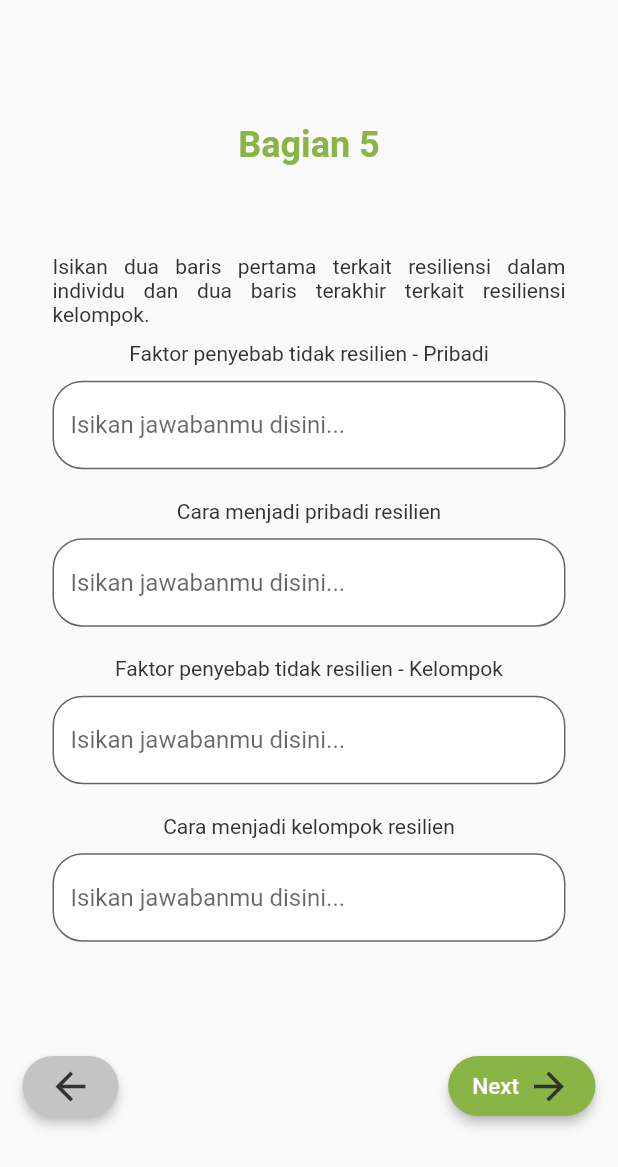
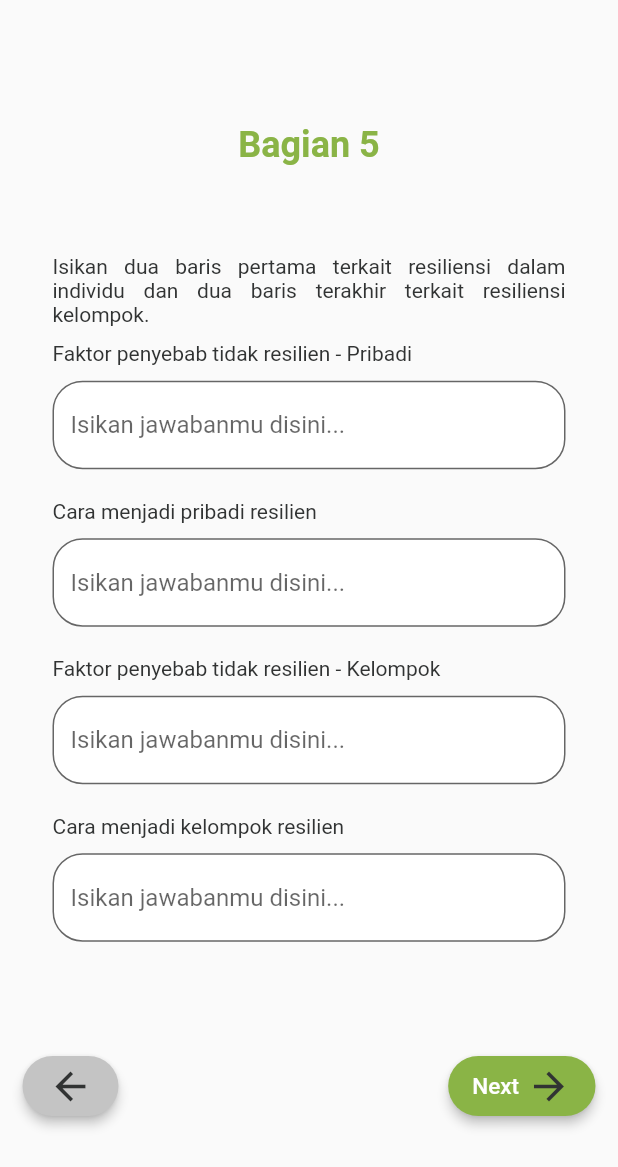
Before and after one commit to Azhardhiaulhaq/LKM-ITB-2021, a Flutter app: the Modul4Page15 screen opened directly, on a phone screen of 412 x 824 dp. Shown: the top 1167 px of the screen. Run offline on Flutter 3.47's test engine with Material 2 defaults, Android fonts, the phone set to English and light mode, and no system bars; our stand-ins replace another_flushbar, bloc, cached_network_image, cloud_firestore, email_validator, equatable and 13 more; accounts and stored records are empty; project files that could hold a hidden picture were left out.

Commit message:
fix module 4 for mentee

```diff
--- a/lkm_itb/lib/constants/components/loading_progress.dart
+++ b/lkm_itb/lib/constants/components/loading_progress.dart
@@ -1,4 +1,5 @@
 import 'package:flutter/material.dart';
+import 'package:google_fonts/google_fonts.dart';
 import 'package:lkm_itb/constants/const_colors.dart';
 
 class LoadingProgress extends StatelessWidget {
@@ -11,10 +12,23 @@ class LoadingProgress extends StatelessWidget {
     return isLoading
         ? Center(
             child: Container(
-                height: 100,
-                width: 100,
-                child: CircularProgressIndicator(
-                  color: ConstColor.darkGreen,
+                height: 150,
+                width: 150,
+                color: ConstColor.whiteBackground,
+                child: Column(
+                  crossAxisAlignment: CrossAxisAlignment.center,
+                  mainAxisAlignment: MainAxisAlignment.center,
+                  children: [
+                    CircularProgressIndicator(
+                      backgroundColor: ConstColor.lightGrey,
+                      color: ConstColor.darkGreen,
+
+                    ),
+                    SizedBox(height: 30,),
+                    Text('Mohon Menunggu...',
+                        style: GoogleFonts.roboto(
+                            fontSize: 14, color: ConstColor.darkGreen), textAlign: TextAlign.center,)
+                  ],
                 )),
           )
         : Container();
--- a/lkm_itb/lib/constants/components/module_answer_field.dart
+++ b/lkm_itb/lib/constants/components/module_answer_field.dart
@@ -15,11 +15,11 @@ class ModuleAnswerField extends StatelessWidget {
     return Column(
       crossAxisAlignment: CrossAxisAlignment.center,
       children: [
-        Text(
+        Container(alignment: Alignment.centerLeft, child : Text(
           title,
-          textAlign: TextAlign.justify,
+          textAlign: TextAlign.start,
           style: GoogleFonts.roboto(fontSize: 14, color: ConstColor.blackText),
-        ),
+        )),
         SizedBox(height: 10),
         TextField(
             controller: textController,
--- a/lkm_itb/lib/modules/4/module_4_page_10.dart
+++ b/lkm_itb/lib/modules/4/module_4_page_10.dart
@@ -172,6 +172,7 @@ class _Modul4Page10State extends State<Modul4Page10> {
           ),
           new ModuleAnswerField(
               title: 'Sebelum pandemi:', textController: answerController[0]),
+          SizedBox(height: 20,),
           new ModuleAnswerField(
               title: 'Masa pandemi:', textController: answerController[1]),
           menteeID != null
@@ -244,7 +245,7 @@ class _Modul4Page10State extends State<Modul4Page10> {
       crossAxisAlignment: CrossAxisAlignment.center,
       children: [
         Image.asset(
-          'assets/images/modul_4_10_1.png',
+          'assets/images/modul_4_10_1.jpg',
           fit: BoxFit.fitWidth,
         ),
         SizedBox(
@@ -259,7 +260,7 @@ class _Modul4Page10State extends State<Modul4Page10> {
           height: 10,
         ),
         Image.asset(
-          'assets/images/modul_4_10_2.png',
+          'assets/images/modul_4_10_2.jpg',
           fit: BoxFit.fitWidth,
         ),
         SizedBox(
--- a/lkm_itb/lib/modules/4/module_4_page_11.dart
+++ b/lkm_itb/lib/modules/4/module_4_page_11.dart
@@ -174,7 +174,7 @@ class _Modul4Page11State extends State<Modul4Page11> {
             textAlign: TextAlign.center,
           ),
           SizedBox(
-            height: 15,
+            height: 30,
           ),
           Text(
             'Untuk lebih mengerti bagaimana cara mulai menerapkan adaptif pada diri sendiri, sesi ini ada beberapa checkboxes yang berisi tentang beberapa hal yang akan memudahkan kita dalam meningkatkan adaptif kita.',
--- a/lkm_itb/lib/modules/4/module_4_page_13.dart
+++ b/lkm_itb/lib/modules/4/module_4_page_13.dart
@@ -48,6 +48,7 @@ class _Modul4Page13State extends State<Modul4Page13> {
 
   _forMentor() {
     return Container(
+      alignment: Alignment.center,
       margin: EdgeInsets.symmetric(horizontal: 10, vertical: 5),
       child: Column(
         crossAxisAlignment: CrossAxisAlignment.center,
@@ -64,7 +65,7 @@ class _Modul4Page13State extends State<Modul4Page13> {
             textAlign: TextAlign.justify,
           ),
           SizedBox(
-            height: 25,
+            height: 40,
           ),
           Text(
             'Coba pancing mentee untuk menjawab tanpa menyebutkan resiliensi. Pancing mentee sampai muncul jawaban yang benar yaitu “Resiliensi”.',
--- a/lkm_itb/lib/modules/4/module_4_page_14.dart
+++ b/lkm_itb/lib/modules/4/module_4_page_14.dart
@@ -146,7 +146,7 @@ class _Modul4Page14State extends State<Modul4Page14> {
                                       ? 'Setelah menonton video, ajak Mentee untuk mendiskusikan terkait arti resiliensi. Tanyakan juga, pernah ga sih mereka melakukan hal terkait resilien ini?'
                                       : 'Bagaimana pendapatmu tentang hal tersebut? Yuk diskusi dengan Mentor dan kelompokmu!',
                                   style: GoogleFonts.roboto(
-                                    fontSize: 20,
+                                    fontSize: 14,
                                     color: ConstColor.blackText,
                                     fontWeight: FontWeight.w400,
                                   ),
--- a/lkm_itb/lib/modules/4/module_4_page_15.dart
+++ b/lkm_itb/lib/modules/4/module_4_page_15.dart
@@ -171,7 +171,7 @@ class _Modul4Page15State extends State<Modul4Page15> {
             ),
             textAlign: TextAlign.justify,
           ),
-          SizedBox(height: 15,),
+          SizedBox(height: 30,),
           Text(
             'Nah setelah selesai melihat video dan diskusi, yuk isikan beberapa faktor penyebab dan cara menjadi pribadi dan kelompok yang resilien dengan mengisikan pada kolom yg tertera!',
             style: GoogleFonts.roboto(
--- a/lkm_itb/lib/modules/4/module_4_page_17.dart
+++ b/lkm_itb/lib/modules/4/module_4_page_17.dart
@@ -86,6 +86,7 @@ class _Modul4Page17State extends State<Modul4Page17> {
         crossAxisAlignment: CrossAxisAlignment.center,
         mainAxisAlignment: MainAxisAlignment.center,
         children: [
+          SizedBox(height: SizeConfig.screenHeight*0.2,),
           Text(
             'Warna kuning dan Integritas emang nyambung?',
             style: GoogleFonts.roboto(
--- a/lkm_itb/lib/modules/4/module_4_page_18.dart
+++ b/lkm_itb/lib/modules/4/module_4_page_18.dart
@@ -21,7 +21,7 @@ class Modul4Page18 extends StatefulWidget {
   final String role;
   static const routeName = '/module/4/page/18';
   int module = 4;
-  int page = 3;
+  int page = 18;
   String? menteeID;
 
   @override
@@ -186,10 +186,11 @@ class _Modul4Page18State extends State<Modul4Page18> {
           new ModuleAnswerField(
               title: 'Tuliskan hal yang bisa kalian ambil dari video di atas!',
               textController: answerController[0]),
+          SizedBox(height: 20,),
           new ModuleAnswerField(
               title:
                   'Tuliskan cita-cita yang akan kalian lakukan setiap saat tanpa kurang dengan penuh integritas untuk membangun organisasi kalian.',
-              textController: answerController[0]),
+              textController: answerController[1]),
           menteeID != null
               ? new ModuleGradeField(textController: gradeController[0])
               : Container(),
--- a/lkm_itb/lib/modules/4/module_4_page_3.dart
+++ b/lkm_itb/lib/modules/4/module_4_page_3.dart
@@ -212,7 +212,7 @@ class _Modul4Page3State extends State<Modul4Page3> {
               color: ConstColor.blackText,
               fontWeight: FontWeight.w400,
             ),
-            textAlign: TextAlign.center,
+            textAlign: TextAlign.justify,
           ),
           SizedBox(
             height: 20,
--- a/lkm_itb/lib/modules/4/module_4_page_7.dart
+++ b/lkm_itb/lib/modules/4/module_4_page_7.dart
@@ -56,7 +56,7 @@ class _Modul4Page7State extends State<Modul4Page7> {
             textAlign: TextAlign.center,
           ),
           SizedBox(
-            height: 20,
+            height: 40,
           ),
           _image(),
           SizedBox(
@@ -145,7 +145,7 @@ class _Modul4Page7State extends State<Modul4Page7> {
 
   _image() {
     return Image.asset(
-      'assets/images/modul_4_7.png',
+      'assets/images/modul_4_7.jpg',
       width: SizeConfig.screenWidth,
       fit: BoxFit.contain,
     );
```
Also changed, not shown: lkm_itb/lib/login_screen/ui/login_form.dart (+2 -10 lines), lkm_itb/lib/modules/4/module_4_page_20.dart (+12 -7 lines), lkm_itb/lib/modules/4/module_4_page_5.dart (+32 -18 lines), lkm_itb/lib/nilai/ui/nilai_kelompok_page.dart (+2 -10 lines), lkm_itb/lib/nilai/ui/nilai_mentee_page.dart (+2 -10 lines), lkm_itb/lib/nilai/ui/nilai_page.dart (+2 -10 lines), lkm_itb/lib/progress/ui/progress.dart (+13 -15 lines), lkm_itb/lib/progress/ui/progress_card.dart (+16 -8 lines).
